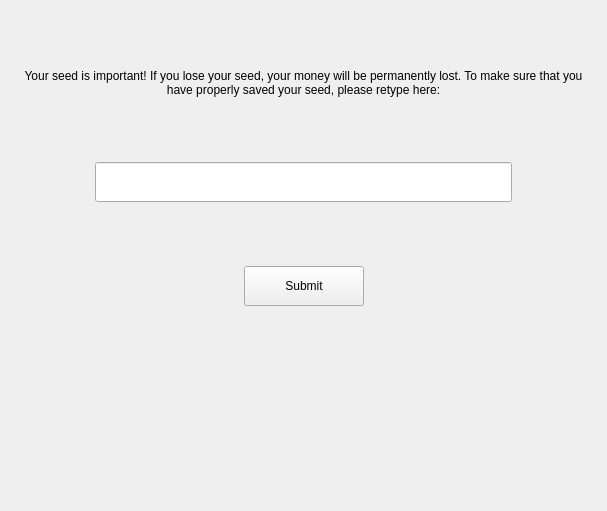
Before: the Qt Designer form windows/c_newseedtest.ui in mwcproject/mwc-qt-wallet, drawn with Qt 5.
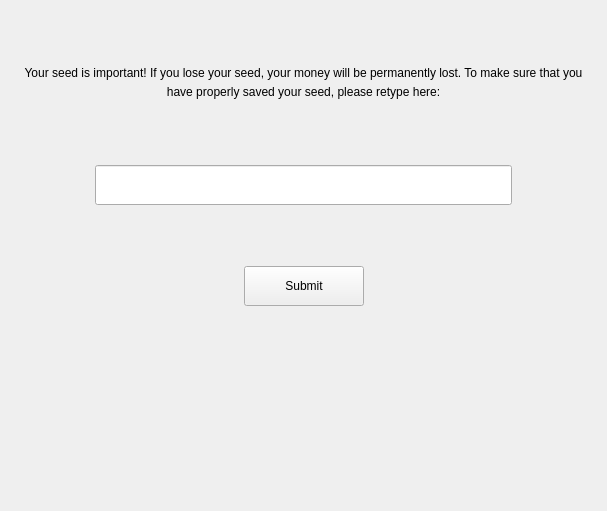
After: the same form once the commit is applied. Custom widgets are drawn as their Qt base class.

Diff of the .ui file:
```diff
--- a/windows/c_newseedtest.ui
+++ b/windows/c_newseedtest.ui
@@ -30,7 +30,12 @@
    <item>
     <widget class="control::MwcLabelNormal" name="label_3">
      <property name="text">
-      <string>Your seed is important! If you lose your seed, your money will be permanently lost. To make sure that you have properly saved your seed, please retype here:</string>
+      <string>&lt;!DOCTYPE HTML PUBLIC &quot;-//W3C//DTD HTML 4.0//EN&quot; &quot;http://www.w3.org/TR/REC-html40/strict.dtd&quot;&gt;
+&lt;html&gt;&lt;head&gt;&lt;meta name=&quot;qrichtext&quot; content=&quot;1&quot; /&gt;&lt;style type=&quot;text/css&quot;&gt;
+p, li { white-space: pre-wrap; }
+&lt;/style&gt;&lt;/head&gt;&lt;body style=&quot;line-height:138%;&quot;&gt;
+&lt;p&gt;
+Your seed is important! If you lose your seed, your money will be permanently lost. To make sure that you have properly saved your seed, please retype here:&lt;/p&gt;&lt;/body&gt;&lt;/html&gt;</string>
      </property>
      <property name="alignment">
       <set>Qt::AlignCenter</set>
@@ -183,16 +188,16 @@
   </layout>
  </widget>
  <customwidgets>
-  <customwidget>
-   <class>control::MwcPushButtonNormal</class>
-   <extends>QPushButton</extends>
-   <header>control/MwcPushButton.h</header>
-  </customwidget>
   <customwidget>
    <class>control::MwcLabelNormal</class>
    <extends>QLabel</extends>
    <header>control/MwcLabel.h</header>
   </customwidget>
+  <customwidget>
+   <class>control::MwcPushButtonNormal</class>
+   <extends>QPushButton</extends>
+   <header>control/MwcPushButton.h</header>
+  </customwidget>
   <customwidget>
    <class>control::MwcLineEditNormal</class>
    <extends>QLineEdit</extends>
```
